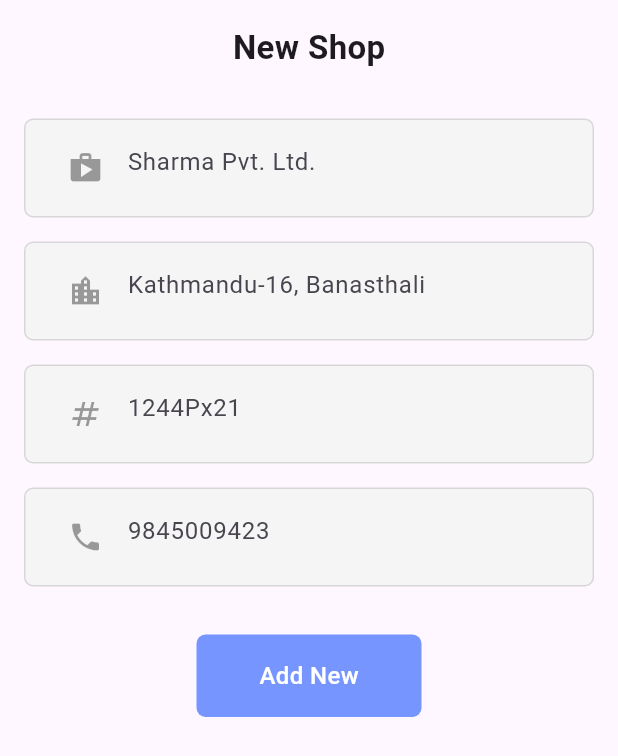
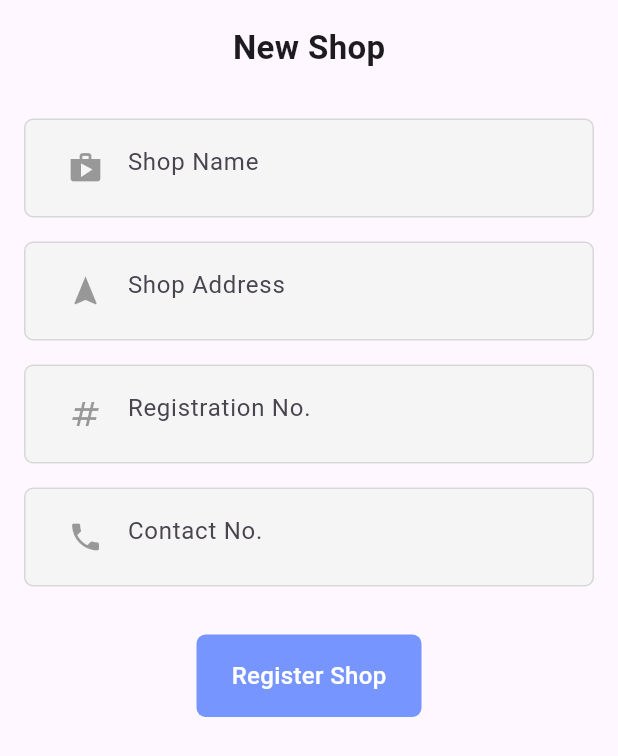
Before and after one commit to digigoldbook/dg-mb-app, a Flutter app: the AddShopPage widget shown alone on an empty page, opened directly, on a phone screen of 412 x 824 dp. Shown: the top 756 px of the screen. Run offline on Flutter 3.47's test engine with Material 3 defaults, Android fonts, the phone set to English and light mode, and no system bars; our stand-ins replace animated_bottom_navigation_bar, avatar_glow, dio, easy_stepper, equatable, flutter_bloc and 9 more; accounts and stored records are empty; network calls fail; project files that could hold a hidden picture were left out.

Commit message:
change in the profile and shop page

```diff
--- a/lib/auth/reset_password/pages/reset_password_page.dart
+++ b/lib/auth/reset_password/pages/reset_password_page.dart
@@ -113,7 +113,7 @@ class _ResetPasswordPageState extends State<ResetPasswordPage> {
               }),
               icon: Icon(
                 _isHidden
-                    ? AppIcons.instance.visibility_off
+                    ? AppIcons.instance.visibilityoff
                     : AppIcons.instance.visibility,
               ),
             ),
--- a/lib/components/config/app_icons.dart
+++ b/lib/components/config/app_icons.dart
@@ -12,12 +12,13 @@ class AppIcons {
   final IconData gallery = Icons.image;
   final IconData notificationOutlined = Icons.notifications_outlined;
   final IconData shop = Icons.shop;
-  final IconData locationCity = Icons.location_city;
+  final IconData navigation = Icons.navigation;
   final IconData number = Icons.numbers;
   final IconData phone = Icons.phone;
   final IconData email = Icons.mail;
   final IconData security = Icons.security;
   final IconData visibility = Icons.visibility;
-  final IconData visibility_off = Icons.visibility_off;
+  final IconData visibilityoff = Icons.visibility_off;
   final IconData abc = Icons.abc;
+  final IconData notification = Icons.notifications;
 }
--- a/lib/shop_screen/pages/add_shop_page.dart
+++ b/lib/shop_screen/pages/add_shop_page.dart
@@ -62,35 +62,35 @@ class _AddShopPageState extends State<AddShopPage> {
           TextFieldWidget(
             controller: _shopName,
             inputType: TextInputType.text,
-            hintText: 'Sharma Pvt. Ltd.',
+            hintText: 'Shop Name',
             prefixIcon: AppIcons.instance.shop,
           ),
           const Gap(16),
           TextFieldWidget(
             controller: _shopAddress,
             inputType: TextInputType.text,
-            hintText: 'Kathmandu-16, Banasthali',
-            prefixIcon: AppIcons.instance.locationCity,
+            hintText: 'Shop Address',
+            prefixIcon: AppIcons.instance.navigation,
           ),
           const Gap(16),
           TextFieldWidget(
             controller: _shopRegNo,
             inputType: TextInputType.text,
-            hintText: '1244Px21',
+            hintText: 'Registration No.',
             prefixIcon: AppIcons.instance.number,
           ),
           const Gap(16),
           TextFieldWidget(
             controller: _shopContact,
             inputType: TextInputType.number,
-            hintText: '9845009423',
+            hintText: 'Contact No.',
             prefixIcon: AppIcons.instance.phone,
           ),
           const Gap(8 * 4),
           _isLoading // Show loader if it's loading
               ? const CircularProgressIndicator()
               : BtnWidget(
-                  btnText: "Add New",
+                  btnText: "Register Shop",
                   onTap: () async {
                     await _addNewShop();
                   },
--- a/lib/shop_screen/services/add_shop.dart
+++ b/lib/shop_screen/services/add_shop.dart
@@ -28,7 +28,10 @@ Future<bool> addNewShopService({
         "shop_reg_no": shopRegNo,
         "shop_contact": shopContact,
         "meta": [
-          {"meta_key": "owner", "meta_value": userId}
+          {
+            "meta_key": "owner",
+            "meta_value": userId,
+          }
         ]
       };
 
--- a/lib/shop_screen/widgets/shop_page_fab_btn.dart
+++ b/lib/shop_screen/widgets/shop_page_fab_btn.dart
@@ -1,5 +1,6 @@
 import 'package:flutter/material.dart';
 
+import '../../components/config/app_icons.dart';
 import '../pages/add_shop_page.dart';
 
 class ShopPageFabBtn extends StatefulWidget {
@@ -29,8 +30,8 @@ class _ShopPageFabBtnState extends State<ShopPageFabBtn> {
           },
         ),
       ),
-      icon: const Icon(Icons.add),
-      label: const Text("Create"),
+      icon: Icon(AppIcons.instance.shop),
+      label: const Text("Register Shop"),
     );
   }
 }
--- a/lib/statement/pages/view_statement.dart
+++ b/lib/statement/pages/view_statement.dart
@@ -47,8 +47,6 @@ class _ViewStatementState extends State<ViewStatement> {
           if (snapshot.connectionState == ConnectionState.waiting) {
             return const Center(child: CircularProgressIndicator());
           } else if (snapshot.hasError) {
-            print(snapshot.data!.items.toString());
-
             return Center(child: Text('Error: ${snapshot.error}'));
           } else if (!snapshot.hasData ||
               snapshot.data == null ||
```
Also changed, not shown: lib/components/utils/app_service.dart (+12 -16 lines), lib/profile_screen/pages/profile_page.dart (+4 -65 lines), lib/profile_screen/widgets/profile_user_info.dart (added, +74 -0 lines), lib/shop_screen/features/gold_deposit/services/gold_deposite_service.dart (+5 -3 lines), lib/shop_screen/pages/shop_ui_page.dart (+36 -9 lines), lib/shop_screen/services/fetch_shop.dart (+8 -23 lines).
